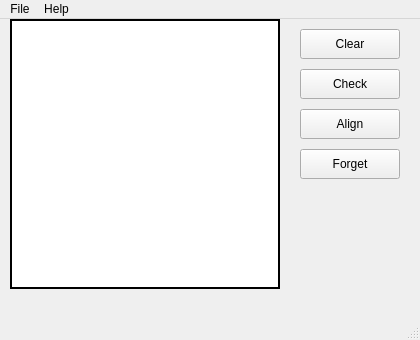
Before: the Qt Designer form mainwindow.ui in RaymondProduction/neural_network_perseptron, drawn with Qt 5.
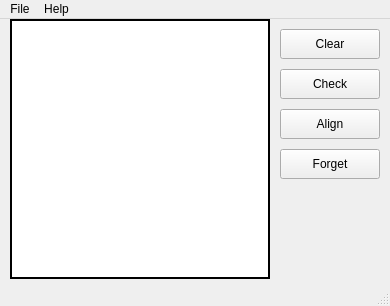
After: the same form once the commit is applied.

What changed in the file:
```diff
--- a/mainwindow.ui
+++ b/mainwindow.ui
@@ -6,8 +6,8 @@
    <rect>
     <x>0</x>
     <y>0</y>
-    <width>420</width>
-    <height>340</height>
+    <width>390</width>
+    <height>306</height>
    </rect>
   </property>
   <property name="windowTitle">
@@ -19,8 +19,8 @@
      <rect>
       <x>10</x>
       <y>0</y>
-      <width>270</width>
-      <height>270</height>
+      <width>260</width>
+      <height>260</height>
      </rect>
     </property>
     <property name="mouseTracking">
@@ -37,7 +37,7 @@
     <widget class="QPushButton" name="clearButton">
     <property name="geometry">
      <rect>
-      <x>300</x>
+      <x>280</x>
       <y>10</y>
       <width>100</width>
       <height>30</height>
@@ -50,7 +50,7 @@
    <widget class="QPushButton" name="checkButton">
     <property name="geometry">
      <rect>
-      <x>300</x>
+      <x>280</x>
       <y>50</y>
       <width>100</width>
       <height>30</height>
@@ -63,7 +63,7 @@
    <widget class="QPushButton" name="alignButton">
     <property name="geometry">
      <rect>
-      <x>300</x>
+      <x>280</x>
       <y>90</y>
       <width>100</width>
       <height>30</height>
@@ -76,7 +76,7 @@
    <widget class="QPushButton" name="forgetButton">
     <property name="geometry">
      <rect>
-      <x>300</x>
+      <x>280</x>
       <y>130</y>
       <width>100</width>
       <height>30</height>
@@ -92,8 +92,8 @@
     <rect>
      <x>0</x>
      <y>0</y>
-     <width>420</width>
-     <height>33</height>
+     <width>390</width>
+     <height>23</height>
     </rect>
    </property>
    <widget class="QMenu" name="menuFile">
```
Left out of the diff: 2 changed lines with no effect on the pictures.
